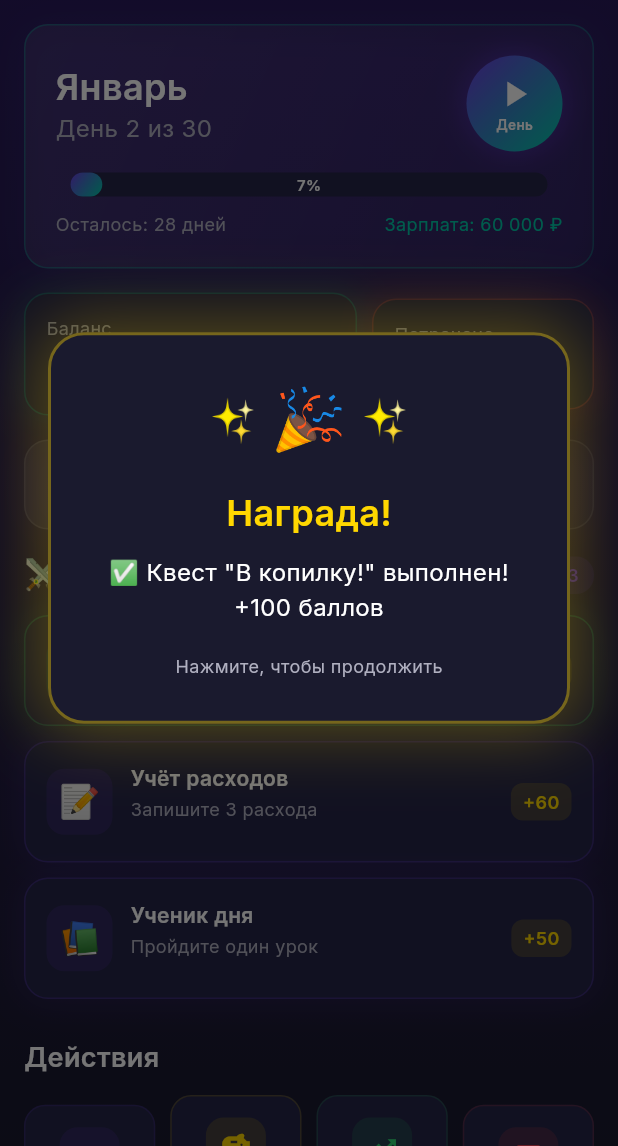
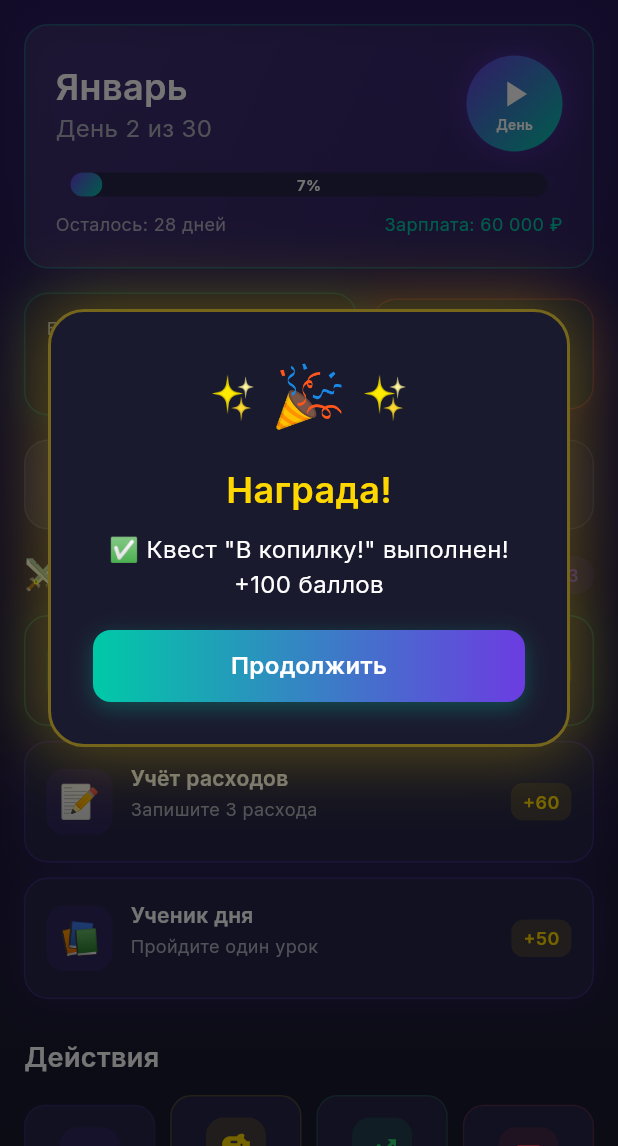
Before and after one commit to 4IKIBOMBONI/mobile_cifra_game, a Flutter app: the GameScreen widget shown alone on an empty page, opened directly, after a tap on "День", after a tap on "Копилка", on a phone screen of 412 x 824 dp, the part 90-1236 px from its top. Run offline on Flutter 3.47's test engine with Material 3 defaults, Android fonts, the phone set to English and light mode, and no system bars; drawn by our look-alikes of flutter_animate, percent_indicator; our stand-ins replace fl_chart, google_fonts, smooth_page_indicator.

Commit message:
fix: fix game freeze on day 7 and quiz tap registration
- RewardPopup: replaced GestureDetector+animations with Material+InkWell
  and added explicit "Продолжить" button for reliable dismissal
- Removed flutter_animate from quiz answer options which was intercepting
  tap events during animation playback
- Added HitTestBehavior.opaque to quiz option GestureDetectors
- Added guard in _checkReward to prevent stacking multiple reward popups
- Added mounted checks before setState calls

https://claude.ai/code/session_01LHkzEzQ8bfbngvhuK18tvE

```diff
--- a/lib/screens/education/lesson_screen.dart
+++ b/lib/screens/education/lesson_screen.dart
@@ -241,6 +241,7 @@ class _LessonScreenState extends State<LessonScreen> {
                   return Padding(
                     padding: const EdgeInsets.only(bottom: 12),
                     child: GestureDetector(
+                      behavior: HitTestBehavior.opaque,
                       onTap: _answered
                           ? null
                           : () {
@@ -300,9 +301,7 @@ class _LessonScreenState extends State<LessonScreen> {
                         ),
                       ),
                     ),
-                  ).animate().fadeIn(
-                      delay: Duration(milliseconds: 100 + index * 80),
-                      duration: 300.ms);
+                  );
                 }).toList(),
               ),
             ),
--- a/lib/screens/home/game_screen.dart
+++ b/lib/screens/home/game_screen.dart
@@ -26,12 +26,16 @@ class _GameScreenState extends State<GameScreen> {
   String _rewardMessage = '';
 
   void _checkReward(GameProvider game) {
+    if (_showReward) return; // Don't stack rewards
     if (game.pendingReward != null) {
-      setState(() {
-        _rewardMessage = game.pendingReward!;
-        _showReward = true;
-      });
+      final msg = game.pendingReward!;
       game.clearPendingReward();
+      if (mounted) {
+        setState(() {
+          _rewardMessage = msg;
+          _showReward = true;
+        });
+      }
     }
   }
 
@@ -42,7 +46,9 @@ class _GameScreenState extends State<GameScreen> {
         final formatter = NumberFormat('#,###', 'ru_RU');
 
         // Check for pending rewards after frame
-        WidgetsBinding.instance.addPostFrameCallback((_) => _checkReward(game));
+        WidgetsBinding.instance.addPostFrameCallback((_) {
+          if (mounted) _checkReward(game);
+        });
 
         return Stack(
           children: [
--- a/lib/widgets/reward_popup.dart
+++ b/lib/widgets/reward_popup.dart
@@ -1,5 +1,4 @@
 import 'package:flutter/material.dart';
-import 'package:flutter_animate/flutter_animate.dart';
 import 'package:cifra_game/theme/app_theme.dart';
 import 'package:cifra_game/widgets/glass_card.dart';
 
@@ -15,10 +14,13 @@ class RewardPopup extends StatelessWidget {
 
   @override
   Widget build(BuildContext context) {
-    return GestureDetector(
+    return Material(
+      color: Colors.black54,
+      child: InkWell(
         onTap: onDismiss,
-      child: Container(
-        color: Colors.black54,
+        splashColor: Colors.transparent,
+        highlightColor: Colors.transparent,
+        child: SizedBox.expand(
           child: Center(
             child: Padding(
               padding: const EdgeInsets.all(32),
@@ -27,7 +29,8 @@ class RewardPopup extends StatelessWidget {
                 decoration: BoxDecoration(
                   color: AppColors.background,
                   borderRadius: BorderRadius.circular(24),
-                border: Border.all(color: AppColors.accent.withOpacity(0.4), width: 2),
+                  border: Border.all(
+                      color: AppColors.accent.withOpacity(0.4), width: 2),
                   boxShadow: [
                     BoxShadow(
                       color: AppColors.accent.withOpacity(0.3),
@@ -39,57 +42,35 @@ class RewardPopup extends StatelessWidget {
                 child: Column(
                   mainAxisSize: MainAxisSize.min,
                   children: [
-                  // Stars animation
-                  Row(
+                    const Row(
                       mainAxisAlignment: MainAxisAlignment.center,
                       children: [
-                      const Text('✨', style: TextStyle(fontSize: 28))
-                          .animate(onPlay: (c) => c.repeat(reverse: true))
-                          .moveY(begin: -5, end: 5, duration: 800.ms),
-                      const SizedBox(width: 8),
-                      const Text('🎉', style: TextStyle(fontSize: 40))
-                          .animate()
-                          .scale(
-                            begin: const Offset(0.3, 0.3),
-                            end: const Offset(1.0, 1.0),
-                            duration: 600.ms,
-                            curve: Curves.elasticOut,
-                          ),
-                      const SizedBox(width: 8),
-                      const Text('✨', style: TextStyle(fontSize: 28))
-                          .animate(onPlay: (c) => c.repeat(reverse: true))
-                          .moveY(begin: 5, end: -5, duration: 800.ms),
+                        Text('✨', style: TextStyle(fontSize: 28)),
+                        SizedBox(width: 8),
+                        Text('🎉', style: TextStyle(fontSize: 40)),
+                        SizedBox(width: 8),
+                        Text('✨', style: TextStyle(fontSize: 28)),
                       ],
                     ),
                     const SizedBox(height: 16),
                     Text(
                       'Награда!',
                       style: AppTextStyles.h2.copyWith(color: AppColors.accent),
-                  ).animate().fadeIn(delay: 200.ms),
+                    ),
                     const SizedBox(height: 12),
                     Text(
                       message,
                       style: AppTextStyles.body.copyWith(height: 1.4),
                       textAlign: TextAlign.center,
-                  ).animate().fadeIn(delay: 400.ms),
+                    ),
                     const SizedBox(height: 20),
-                  Text(
-                    'Нажмите, чтобы продолжить',
-                    style: AppTextStyles.caption,
-                  )
-                      .animate(onPlay: (c) => c.repeat(reverse: true))
-                      .fadeIn(delay: 600.ms)
-                      .then()
-                      .fadeOut(duration: 1000.ms)
-                      .then()
-                      .fadeIn(duration: 1000.ms),
+                    GradientButton(
+                      text: 'Продолжить',
+                      onPressed: onDismiss,
+                    ),
                   ],
                 ),
-            ).animate().scale(
-                  begin: const Offset(0.7, 0.7),
-                  end: const Offset(1.0, 1.0),
-                  duration: 400.ms,
-                  curve: Curves.easeOutBack,
+              ),
             ),
           ),
         ),
```
Lines whose indentation alone changed are shown as unchanged.
